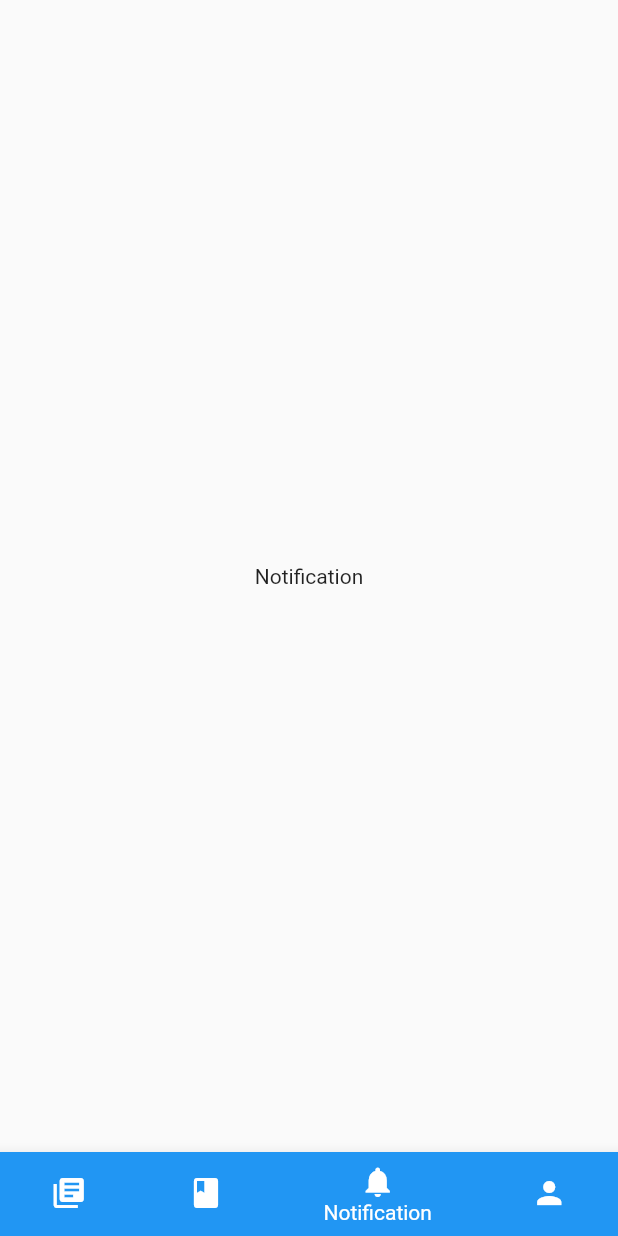
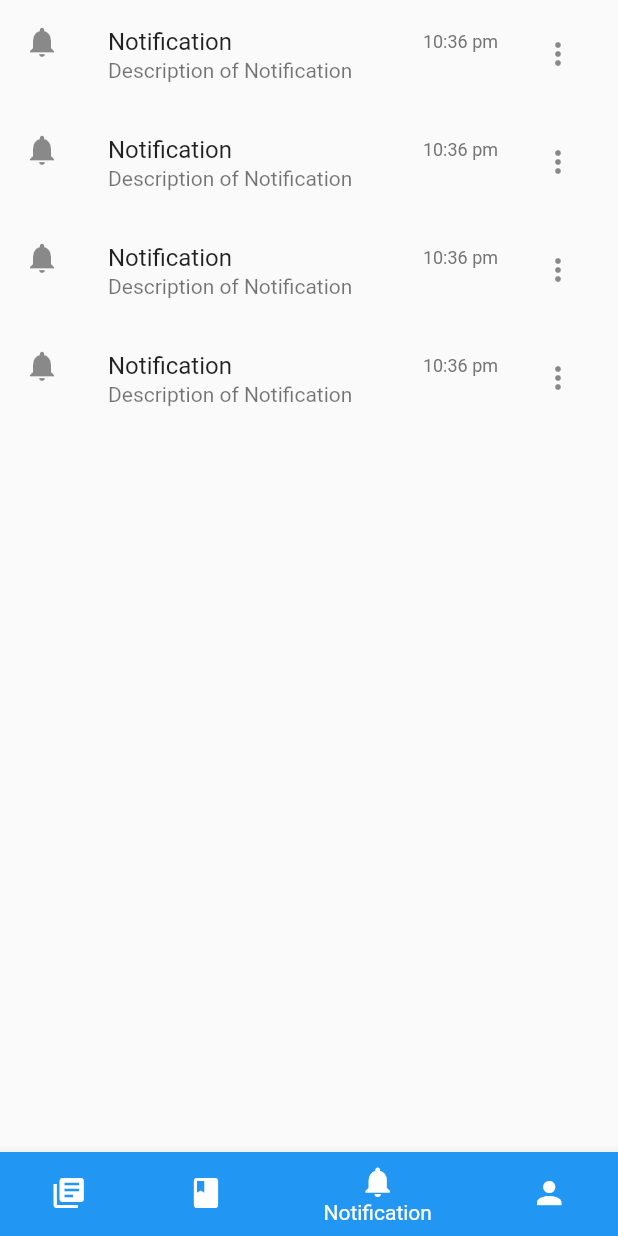
Before and after one commit to ifshaulhaque/books_cafe, a Flutter app: the StudentMainActivity screen opened directly, item 3 of the bottom bar chosen, on a phone screen of 412 x 824 dp. Run offline on Flutter 3.47's test engine with Material 2 defaults, Android fonts, the phone set to English and light mode, and no system bars.

Commit message:
Design StudentLibraryActivity.dart - add list StudentMyBooksActivity.dart - add list StudentNotificationActivity.dart - add list

```diff
--- a/lib/Ui/Student/StudentLibraryActivity.dart
+++ b/lib/Ui/Student/StudentLibraryActivity.dart
@@ -0,0 +1,96 @@
+// import 'dart:js';
+
+import 'package:books_cafe/Model/Models.dart';
+import 'package:books_cafe/UiDesign/Designs.dart';
+import 'package:flutter/material.dart';
+
+class StudentLibraryActivity extends StatelessWidget {
+  @override
+  Widget build(BuildContext context) {
+    return Scaffold(
+      body: getListWidget(),
+    );
+  }
+}
+
+Widget getListWidget() {
+  var list = getBooksList();
+  BookCardModel data;
+
+  return ListView.builder(
+      itemCount: list.length,
+      itemBuilder: (context, position) {
+        data = list[position];
+        return ListTile(
+          title: Row(
+            children: [
+              Expanded(
+                child: Text(data.name),
+              ),
+              Text(data.availableQuantity.toString() +
+                  "/" +
+                  data.totalQuantity.toString()),
+            ],
+          ),
+          subtitle: Row(
+            children: [
+              Expanded(
+                child: Text(data.publisher),
+              ),
+              Text(data.author),
+            ],
+          ),
+          leading: RoundImage(),
+          trailing: PopupMenu(),
+        );
+      });
+}
+
+List getBooksList() {
+  var model = new BookCardModel();
+  model.name = "Book Name";
+  model.totalQuantity = 10;
+  model.availableQuantity = 7;
+  model.publisher = "Pearson";
+  model.author = "Smith";
+  List<BookCardModel> list = [];
+  list.add(model);
+  list.add(model);
+  list.add(model);
+  list.add(model);
+  return list;
+}
+
+class PopupMenu extends StatelessWidget {
+  @override
+  Widget build(BuildContext context) {
+    return PopupMenuButton(
+      icon: Icon(
+        Icons.more_vert_rounded,
+      ),
+      itemBuilder: (context) => [
+        PopupMenuItem(
+          child: ListTile(
+            leading: Icon(Icons.add_circle),
+            title: Text("Add to My Books"),
+          ),
+          value: 1,
+        ),
+        PopupMenuItem(
+          child: ListTile(
+            leading: Icon(Icons.download),
+            title: Text("Download"),
+          ),
+          value: 2,
+        ),
+        PopupMenuItem(
+          child: ListTile(
+            leading: Icon(Icons.add_task),
+            title: Text("Get Issue"),
+          ),
+          value: 3,
+        ),
+      ],
+    );
+  }
+}
--- a/lib/Ui/Student/StudentMainActivity.dart
+++ b/lib/Ui/Student/StudentMainActivity.dart
@@ -1,4 +1,7 @@
 import 'package:books_cafe/Ui/Student/StudentAccountActivity.dart';
+import 'package:books_cafe/Ui/Student/StudentLibraryActivity.dart';
+import 'package:books_cafe/Ui/Student/StudentMyBooksActivity.dart';
+import 'package:books_cafe/Ui/Student/StudentNotificationActivity.dart';
 import 'package:flutter/material.dart';
 
 class StudentMainActivity extends StatefulWidget {
@@ -12,13 +15,13 @@ class _StudentMainActivityState extends State<StudentMainActivity> {
 
   final tabs = [
     Center(
-      child: Text("Library"),
+      child: StudentLibraryActivity(),
     ),
     Center(
-      child: Text("My Books"),
+      child: StudentMyBooksActivity(),
     ),
     Center(
-      child: Text("Notification"),
+      child: StudentMyNotificationActivity(),
     ),
     Center(
       child: StudentAccountActivity(),
--- a/lib/Ui/Student/StudentNotificationActivity.dart
+++ b/lib/Ui/Student/StudentNotificationActivity.dart
@@ -0,0 +1,87 @@
+// import 'dart:js';
+
+import 'package:books_cafe/Model/Models.dart';
+import 'package:books_cafe/UiDesign/Designs.dart';
+import 'package:flutter/material.dart';
+
+class StudentMyNotificationActivity extends StatelessWidget {
+  @override
+  Widget build(BuildContext context) {
+    return Scaffold(
+      body: getListWidget(),
+    );
+  }
+}
+
+Widget getListWidget() {
+  var list = getNotificationList();
+  NotificationsModel data;
+
+  return ListView.builder(
+      itemCount: list.length,
+      itemBuilder: (context, position) {
+        data = list[position];
+        return ListTile(
+          title: Row(
+            children: [
+              Expanded(
+                child: Text(data.subject),
+              ),
+              Text(
+                data.time,
+                style: TextStyle(
+                  fontSize: 12,
+                  color: Colors.grey.shade600,
+                ),
+              ),
+            ],
+          ),
+          subtitle: Text(data.description),
+          leading: Icon(
+            Icons.notifications,
+          ),
+          trailing: PopupMenu(),
+        );
+      });
+}
+
+List getNotificationList() {
+  var model = new NotificationsModel();
+  model.subject = "Notification";
+  model.description = "Description of Notification";
+  model.time = "10:36 pm";
+  List<NotificationsModel> list = [];
+  list.add(model);
+  list.add(model);
+  list.add(model);
+  list.add(model);
+  return list;
+}
+
+
+class PopupMenu extends StatelessWidget {
+  @override
+  Widget build(BuildContext context) {
+    return PopupMenuButton(
+      icon: Icon(
+        Icons.more_vert_rounded,
+      ),
+      itemBuilder: (context) => [
+        PopupMenuItem(
+          child: ListTile(
+            leading: Icon(Icons.star_outline),
+            title: Text("Star marked"),
+          ),
+          value: 1,
+        ),
+        PopupMenuItem(
+          child: ListTile(
+            leading: Icon(Icons.delete),
+            title: Text("Delete"),
+          ),
+          value: 2,
+        ),
+      ],
+    );
+  }
+}
```
Also changed, not shown: lib/Model/Models.dart (added, +14 -0 lines), lib/Ui/Institute/InstituteAccountActivity.dart (+6 -2 lines), lib/Ui/Student/StudentAccountActivity.dart (+6 -2 lines), lib/Ui/Student/StudentMyBooksActivity.dart (+95 -0 lines), lib/UiDesign/Designs.dart (+40 -2 lines).
